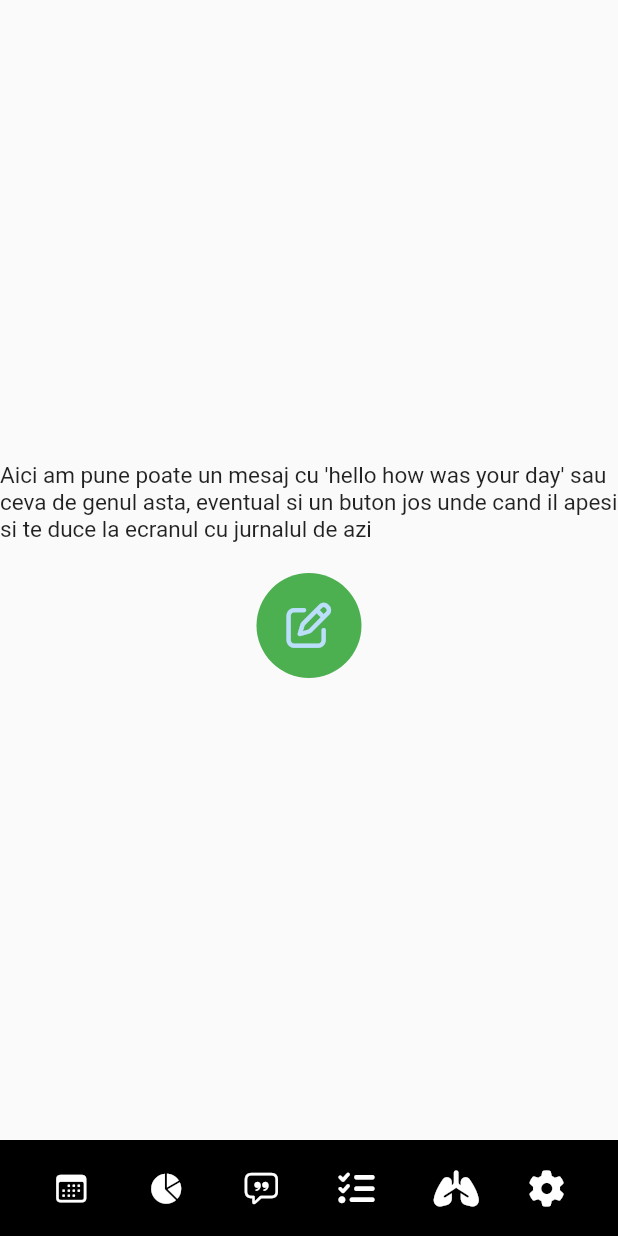
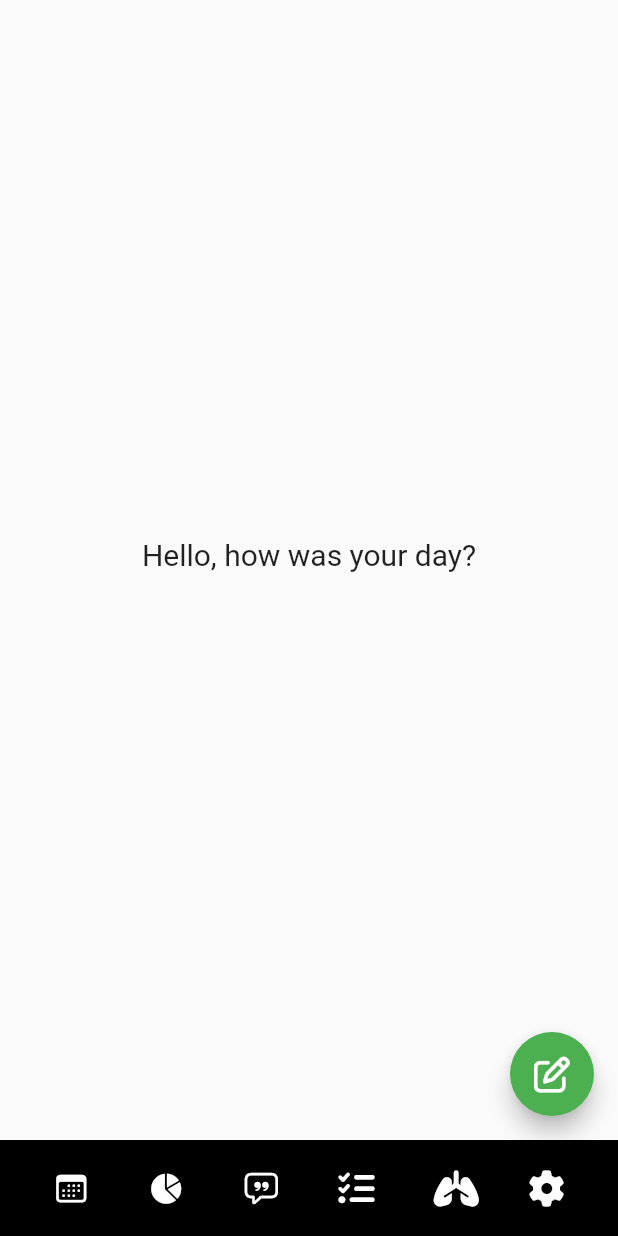
Before and after one commit to valibojici/mood_tracker, a Flutter app: the screen it shows after launch, on a phone screen of 412 x 824 dp. Run offline on Flutter 3.47's test engine with Material 2 defaults, Android fonts, the phone set to English and light mode, and no system bars; our stand-ins replace font_awesome_flutter, hive, hive_flutter; accounts and stored records are empty.

Commit message:
add text + floating action button

```diff
--- a/lib/pages/home/Home.dart
+++ b/lib/pages/home/Home.dart
@@ -17,40 +17,33 @@ class Home extends StatelessWidget {
   @override
   Widget build(BuildContext context) {
     const Text textHome = Text(
-      "Aici am pune poate un mesaj cu 'hello how was your day' sau ceva de genul asta, eventual si un buton jos unde cand il apesi si te duce la ecranul cu jurnalul de azi",
+      "Hello, how was your day?",
       style: TextStyle(
-        fontSize: 15,
+        fontSize: 20,
       ),
     );
 
-    IconButton journalButton = IconButton(
-      onPressed: () {
-        Navigator.of(context).push(MaterialPageRoute(
-            builder: (context) => Journal(dataCurenta: DateTime.now())));
-      },
-      icon: Icon(
-        FontAwesomeIcons.penToSquare,
-      ),
-      iconSize: 30,
-    );
-
     return Scaffold(
-      body: Column(
-        mainAxisAlignment: MainAxisAlignment.center,
-        crossAxisAlignment: CrossAxisAlignment.center,
-        children: [
-          textHome,
-          SizedBox(
-            height: 20,
-          ),
-          CircleAvatar(
-            radius: 35,
-            backgroundColor: Colors.green,
-            child: journalButton,
-          ),
-        ],
+      body: SizedBox(
+        width: double.infinity,
+        child: Column(
+          mainAxisAlignment: MainAxisAlignment.center,
+          crossAxisAlignment: CrossAxisAlignment.center,
+          children: const [
+            textHome,
+            SizedBox(height: 20),
+          ],
+        ),
       ),
       bottomNavigationBar: const BottomHomeMenu(),
+      floatingActionButton: FloatingActionButton(
+        onPressed: () {
+          Navigator.of(context).push(MaterialPageRoute(
+              builder: (context) => Journal(currentDate: DateTime.now())));
+        },
+        backgroundColor: Colors.green,
+        child: const Icon(FontAwesomeIcons.penToSquare),
+      ),
     );
   }
 }
```
